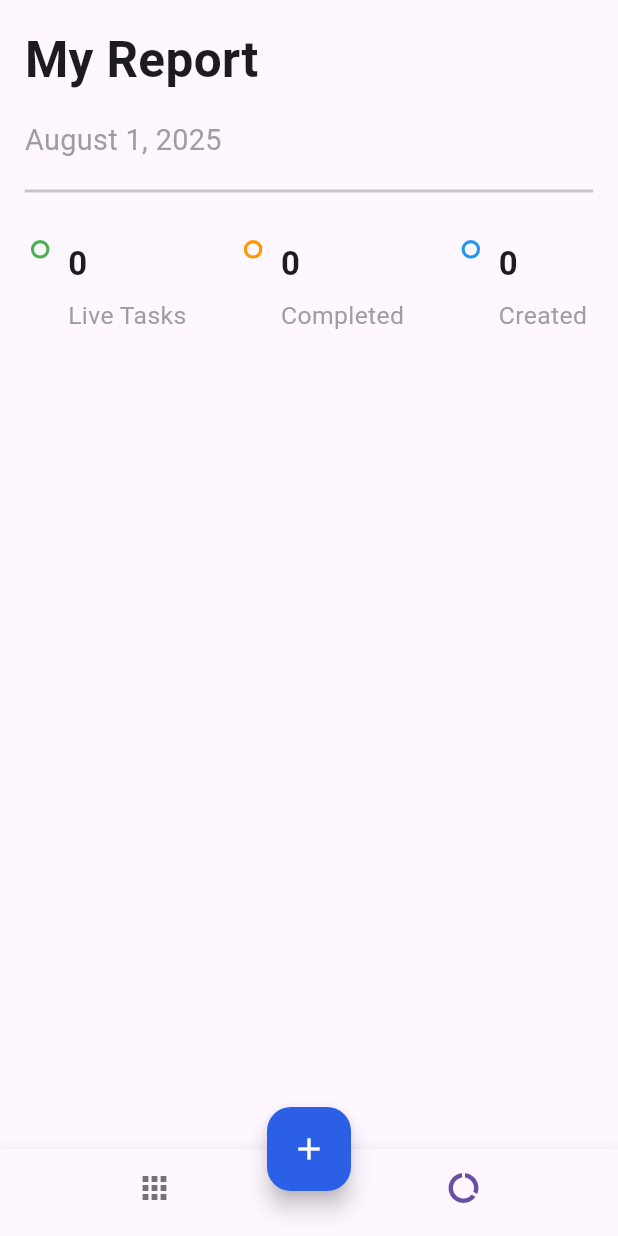
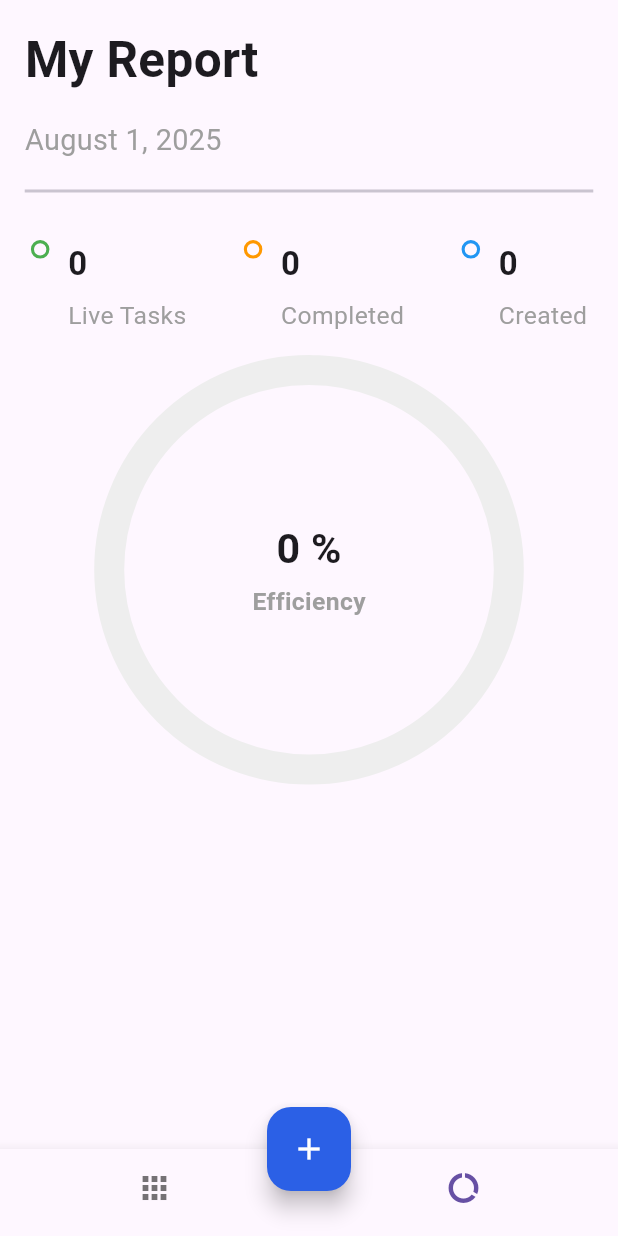
Before and after one commit to RuomiChen/todo-list-getx, a Flutter app: the screen it shows after launch, item 2 of the bottom bar chosen, on a phone screen of 412 x 824 dp. Run offline on Flutter 3.47's test engine with Material 3 defaults, Android fonts, the phone set to English and light mode, and no system bars; drawn by our look-alikes of step_progress_indicator; our stand-ins replace dotted_border, equatable, flutter_easyloading, get, get_storage.

Commit message:
feat:Circular progress indicator

```diff
--- a/lib/app/modules/report/view.dart
+++ b/lib/app/modules/report/view.dart
@@ -1,8 +1,10 @@
 import 'package:flutter/material.dart';
 import 'package:flutter_application_1/app/core/utils/extensions.dart';
+import 'package:flutter_application_1/app/core/values/colors.dart';
 import 'package:flutter_application_1/app/modules/home/controller.dart';
 import 'package:get/get.dart';
 import 'package:intl/intl.dart';
+import 'package:step_progress_indicator/step_progress_indicator.dart';
 
 class ReportPage extends StatelessWidget {
   final homeCtrl = Get.find<HomeController>();
@@ -59,6 +61,46 @@ class ReportPage extends StatelessWidget {
                   ],
                 ),
               ),
+              UnconstrainedBox(
+                child: SizedBox(
+                  width: 70.0.wp,
+                  height: 70.0.wp,
+                  // 第三方库用于分段视觉反馈
+                  child: CircularStepProgressIndicator(
+                    totalSteps: createdTasks == 0 ? 1 : createdTasks,
+                    currentStep: completedTasks,
+                    stepSize: 20,
+                    selectedColor: green,
+                    unselectedColor: Colors.grey[200],
+                    padding: 0,
+                    width: 150,
+                    height: 150,
+                    selectedStepSize: 22,
+                    roundedCap: (_, __) => true,
+                    child: Column(
+                      mainAxisAlignment: MainAxisAlignment.center,
+                      children: [
+                        Text(
+                          '${createdTasks == 0 ? 0 : precent} %',
+                          style: TextStyle(
+                            fontWeight: FontWeight.bold,
+                            fontSize: 20.0.sp,
+                          ),
+                        ),
+                        SizedBox(height: 1.0.wp),
+                        Text(
+                          'Efficiency',
+                          style: TextStyle(
+                            color: Colors.grey,
+                            fontWeight: FontWeight.bold,
+                            fontSize: 12.0.sp,
+                          ),
+                        ),
+                      ],
+                    ),
+                  ),
+                ),
+              ),
             ],
           );
         }),
```
